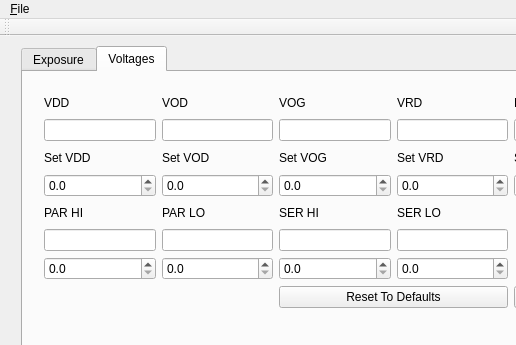
Snyder005/ccdcontroller, file ccdcontroller.ui: the form before one commit; both pictures show x 0 to 516 and y 0 to 345 of the 800 by 640 pixel window.
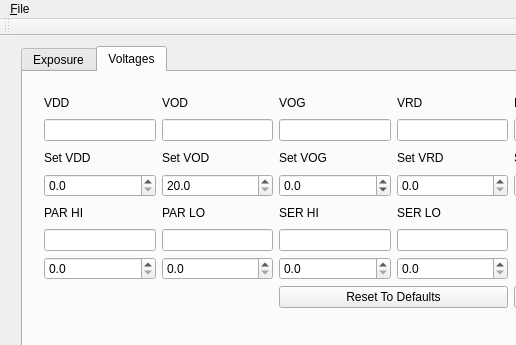
The form after the commit. The open tabs and pages were chosen to show the change.

Patch:
```diff
--- a/ccdcontroller.ui
+++ b/ccdcontroller.ui
@@ -510,6 +510,12 @@
          <property name="decimals">
           <number>1</number>
          </property>
+         <property name="minimum">
+          <double>20.000000000000000</double>
+         </property>
+         <property name="maximum">
+          <double>25.000000000000000</double>
+         </property>
          <property name="singleStep">
           <double>0.500000000000000</double>
          </property>
@@ -520,6 +526,12 @@
          <property name="decimals">
           <number>1</number>
          </property>
+         <property name="minimum">
+          <double>-2.000000000000000</double>
+         </property>
+         <property name="maximum">
+          <double>2.000000000000000</double>
+         </property>
          <property name="singleStep">
           <double>0.500000000000000</double>
          </property>
```
Left out of the diff: 6 changed lines with no effect on the pictures.
